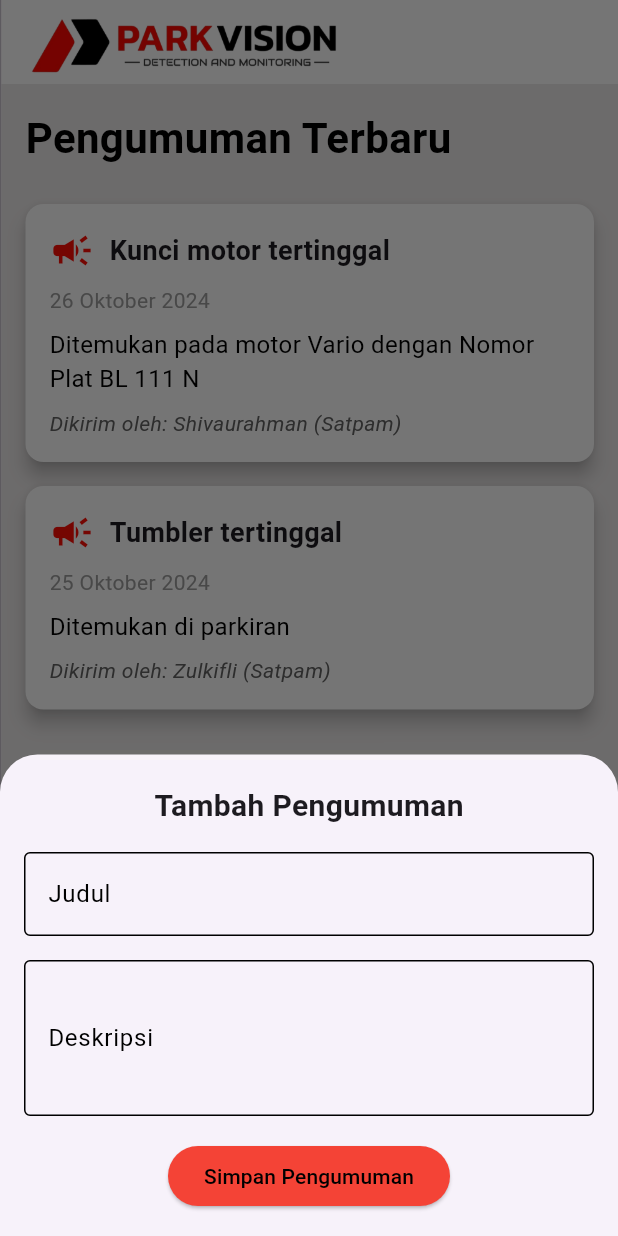
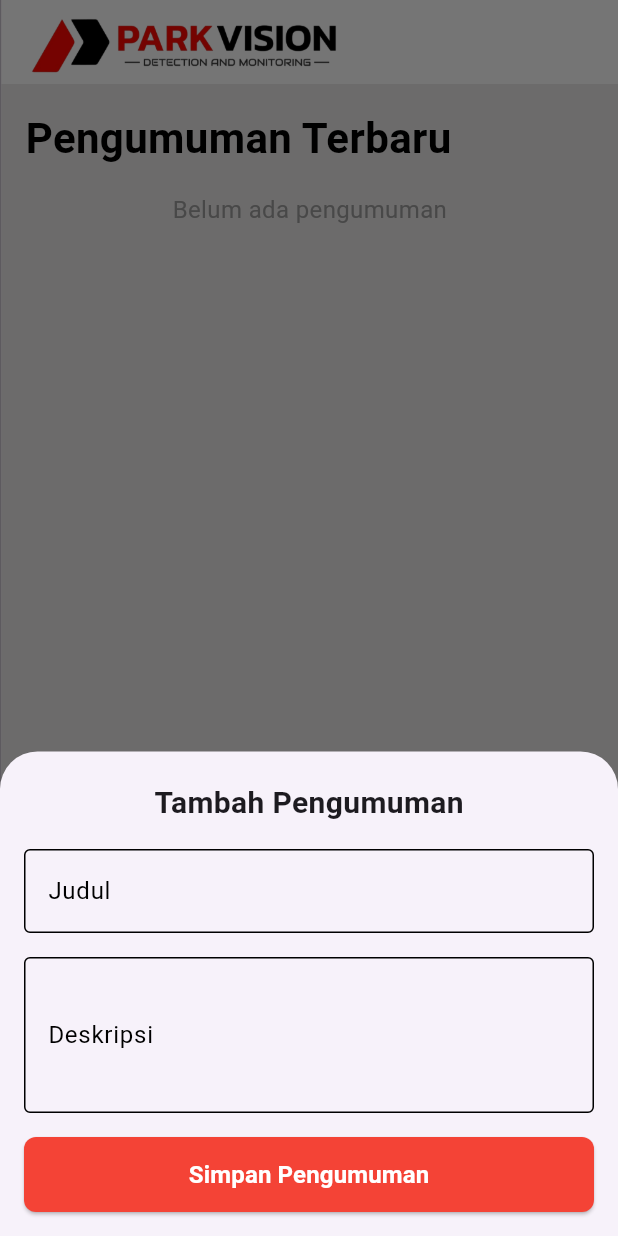
Before and after one commit to MuhammadHeikalFasya/Project-parkvision, a Flutter app: the screen it shows after launch, item 2 of the bottom bar chosen, after a tap on the "add" icon, on a phone screen of 412 x 824 dp. Run offline on Flutter 3.47's test engine with Material 3 defaults, Android fonts, the light colour scheme and no system bars; our stand-ins replace sqflite; accounts and stored records are empty; network calls fail; Roboto replaces fonts that are missing (Arial).

Commit message:
Fitur Announcement

```diff
--- a/lib/announcement.dart
+++ b/lib/announcement.dart
@@ -1,7 +1,28 @@
 import 'package:flutter/material.dart';
+import 'package:parkvision/db__helper.dart';
 
-class AnnouncementPage extends StatelessWidget {
+class AnnouncementPage extends StatefulWidget {
   const AnnouncementPage({super.key});
+
+  @override
+  State<AnnouncementPage> createState() => _AnnouncementPageState();
+}
+
+class _AnnouncementPageState extends State<AnnouncementPage> {
+  List<Announcement> announcements = [];
+
+  @override
+  void initState() {
+    super.initState();
+    _loadAnnouncements();
+  }
+
+  Future<void> _loadAnnouncements() async {
+    final loadedAnnouncements = await DatabaseHelper.instance.getAllAnnouncements();
+    setState(() {
+      announcements = loadedAnnouncements;
+    });
+  }
 
   @override
   Widget build(BuildContext context) {
@@ -21,8 +42,8 @@ class AnnouncementPage extends StatelessWidget {
         color: const Color.fromARGB(255, 236, 233, 233),
         child: ListView(
           padding: const EdgeInsets.all(16.0),
-          children: const [
-            Text(
+          children: [
+            const Text(
               'Pengumuman Terbaru',
               style: TextStyle(
                 fontSize: 28,
@@ -30,28 +51,55 @@ class AnnouncementPage extends StatelessWidget {
                 color: Colors.black,
               ),
             ),
-            SizedBox(height: 16),
-            AnnouncementItem(
-              title: 'Kunci motor tertinggal',
-              date: '26 Oktober 2024',
-              description:
-                  'Ditemukan pada motor Vario dengan Nomor Plat BL 111 N',
-              author: 'Shivaurahman (Satpam)',
+            const SizedBox(height: 16),
+            if (announcements.isEmpty)
+              const Center(
+                child: Text(
+                  'Belum ada pengumuman',
+                  style: TextStyle(
+                    fontSize: 16,
+                    color: Colors.grey,
+                  ),
+                ),
+              )
+            else
+              // Replace the announcements.map section in your AnnouncementPage with this:
+
+...announcements.map((announcement) => AnnouncementItem(
+  id: announcement.id,
+  title: announcement.title,
+  date: announcement.date,
+  description: announcement.description,
+  author: announcement.author,
   icon: Icons.campaign,
+  onDelete: () async {
+    if (announcement.id != null) {
+      try {
+        await DatabaseHelper.instance.deleteAnnouncement(announcement.id!);
+        ScaffoldMessenger.of(context).showSnackBar(
+          const SnackBar(
+            content: Text('Pengumuman berhasil dihapus'),
+            backgroundColor: Colors.green,
           ),
-            AnnouncementItem(
-              title: 'Tumbler tertinggal',
-              date: '25 Oktober 2024',
-              description: 'Ditemukan di parkiran',
-              author: 'Zulkifli (Satpam)',
-              icon: Icons.campaign,
+        );
+        _loadAnnouncements(); // Reload the announcements
+      } catch (e) {
+        ScaffoldMessenger.of(context).showSnackBar(
+          const SnackBar(
+            content: Text('Gagal menghapus pengumuman'),
+            backgroundColor: Colors.red,
           ),
+        );
+      }
+    }
+  },
+)),
           ],
         ),
       ),
       floatingActionButton: FloatingActionButton(
-        onPressed: () {
-          showModalBottomSheet(
+        onPressed: () async {
+          final result = await showModalBottomSheet(
             context: context,
             isScrollControlled: true,
             shape: const RoundedRectangleBorder(
@@ -61,6 +109,9 @@ class AnnouncementPage extends StatelessWidget {
             ),
             builder: (context) => const AddAnnouncementSheet(),
           );
+          if (result == true) {
+            _loadAnnouncements();
+          }
         },
         backgroundColor: Colors.red,
         child: const Icon(Icons.add),
@@ -75,6 +126,8 @@ class AnnouncementItem extends StatelessWidget {
   final String description;
   final String author;
   final IconData icon;
+  final int? id; // Add this
+  final Function? onDelete; // Add this
 
   const AnnouncementItem({
     super.key,
@@ -83,6 +136,8 @@ class AnnouncementItem extends StatelessWidget {
     required this.description,
     required this.author,
     required this.icon,
+    this.id, // Add this
+    this.onDelete, // Add this
   });
 
   @override
@@ -111,6 +166,37 @@ class AnnouncementItem extends StatelessWidget {
                       fontWeight: FontWeight.bold,
                     ),
                   ),
+                ),
+                if (id != null && onDelete != null)
+                  IconButton(
+                    icon: const Icon(Icons.delete, color: Colors.red),
+                    onPressed: () {
+                      showDialog(
+                        context: context,
+                        builder: (BuildContext context) {
+                          return AlertDialog(
+                            title: const Text('Hapus Pengumuman'),
+                            content: const Text('Anda yakin ingin menghapus pengumuman ini?'),
+                            actions: [
+                              TextButton(
+                                child: const Text('Batal'),
+                                onPressed: () => Navigator.of(context).pop(),
+                              ),
+                              TextButton(
+                                child: const Text(
+                                  'Hapus',
+                                  style: TextStyle(color: Colors.red),
+                                ),
+                                onPressed: () {
+                                  Navigator.of(context).pop();
+                                  onDelete!();
+                                },
+                              ),
+                            ],
+                          );
+                        },
+                      );
+                    },
                   ),
               ],
             ),
@@ -146,18 +232,85 @@ class AnnouncementItem extends StatelessWidget {
   }
 }
 
-class AddAnnouncementSheet extends StatelessWidget {
+class AddAnnouncementSheet extends StatefulWidget {
   const AddAnnouncementSheet({super.key});
+
+  @override
+  State<AddAnnouncementSheet> createState() => _AddAnnouncementSheetState();
+}
+
+class _AddAnnouncementSheetState extends State<AddAnnouncementSheet> {
+  final _titleController = TextEditingController();
+  final _descriptionController = TextEditingController();
+  bool _isLoading = false;
+
+  @override
+  void dispose() {
+    _titleController.dispose();
+    _descriptionController.dispose();
+    super.dispose();
+  }
+
+  Future<void> _saveAnnouncement() async {
+    if (_titleController.text.isEmpty || _descriptionController.text.isEmpty) {
+      ScaffoldMessenger.of(context).showSnackBar(
+        const SnackBar(
+          content: Text('Mohon isi semua field'),
+          backgroundColor: Colors.red,
+        ),
+      );
+      return;
+    }
+
+    setState(() {
+      _isLoading = true;
+    });
+
+    try {
+      final announcement = Announcement(
+        title: _titleController.text,
+        description: _descriptionController.text,
+        date: DateTime.now().toString().split(' ')[0],
+        author: 'Admin', // You might want to get this from user session
+      );
+
+      await DatabaseHelper.instance.createAnnouncement(announcement);
+
+      if (mounted) {
+        ScaffoldMessenger.of(context).showSnackBar(
+          const SnackBar(
+            content: Text('Pengumuman berhasil ditambahkan'),
+            backgroundColor: Colors.green,
+          ),
+        );
+        Navigator.pop(context, true);
+      }
+    } catch (e) {
+      if (mounted) {
+        ScaffoldMessenger.of(context).showSnackBar(
+          const SnackBar(
+            content: Text('Gagal menambahkan pengumuman'),
+            backgroundColor: Colors.red,
+          ),
+        );
+      }
+    } finally {
+      if (mounted) {
+        setState(() {
+          _isLoading = false;
+        });
+      }
+    }
+  }
 
   @override
   Widget build(BuildContext context) {
     return SingleChildScrollView(
-      // Sesuaikan tinggi otomatis saat keyboard terbuka
       padding: EdgeInsets.only(
         top: 20,
         left: 16,
         right: 16,
-        bottom: MediaQuery.of(context).viewInsets.bottom,
+        bottom: MediaQuery.of(context).viewInsets.bottom + 16,
       ),
       child: Column(
         mainAxisSize: MainAxisSize.min,
@@ -170,55 +323,60 @@ class AddAnnouncementSheet extends StatelessWidget {
             ),
           ),
           const SizedBox(height: 16),
-          const TextField(
-            decoration: InputDecoration(
+          TextField(
+            controller: _titleController,
+            decoration: const InputDecoration(
               labelText: 'Judul',
-              labelStyle: TextStyle(
-                color: Colors.black, // Warna label
-              ),
+              labelStyle: TextStyle(color: Colors.black),
               enabledBorder: OutlineInputBorder(
-                borderSide: BorderSide(
-                    color: Colors.black, width: 1.0), // Border saat tidak fokus
+                borderSide: BorderSide(color: Colors.black, width: 1.0),
               ),
               focusedBorder: OutlineInputBorder(
-                borderSide: BorderSide(
-                    color: Colors.red, width: 2.0), // Border saat fokus
+                borderSide: BorderSide(color: Colors.red, width: 2.0),
               ),
             ),
           ),
           const SizedBox(height: 16),
-          const TextField(
-            decoration: InputDecoration(
+          TextField(
+            controller: _descriptionController,
+            decoration: const InputDecoration(
               labelText: 'Deskripsi',
-              labelStyle: TextStyle(
-                color: Colors.black, // Warna label
-              ),
+              labelStyle: TextStyle(color: Colors.black),
               enabledBorder: OutlineInputBorder(
-                borderSide: BorderSide(
-                    color: Colors.black, width: 1.0), // Border saat tidak fokus
+                borderSide: BorderSide(color: Colors.black, width: 1.0),
               ),
               focusedBorder: OutlineInputBorder(
-                borderSide: BorderSide(
-                    color: Colors.red, width: 2.0), // Border saat fokus
+                borderSide: BorderSide(color: Colors.red, width: 2.0),
               ),
             ),
             maxLines: 3,
           ),
           const SizedBox(height: 16),
-          ElevatedButton(
+          SizedBox(
+            width: double.infinity,
+            height: 50,
+            child: ElevatedButton(
               style: ElevatedButton.styleFrom(
                 backgroundColor: Colors.red,
+                shape: RoundedRectangleBorder(
+                  borderRadius: BorderRadius.circular(8),
                 ),
-            onPressed: () {
-              Navigator.pop(context);
-            },
-            child: const Text(
+              ),
+              onPressed: _isLoading ? null : _saveAnnouncement,
+              child: _isLoading
+                  ? const CircularProgressIndicator(
+                      valueColor: AlwaysStoppedAnimation<Color>(Colors.white),
+                    )
+                  : const Text(
                       'Simpan Pengumuman',
                       style: TextStyle(
-                  color: Colors.black), // Mengubah warna teks menjadi hitam
+                        color: Colors.white,
+                        fontSize: 16,
+                        fontWeight: FontWeight.bold,
                       ),
                     ),
-          const SizedBox(height: 16),
+            ),
+          ),
         ],
       ),
     );
--- /dev/null
+++ b/lib/db__helper.dart
@@ -0,0 +1,98 @@
+import 'package:sqflite/sqflite.dart';
+import 'package:path/path.dart';
+
+class Announcement {
+  final int? id;
+  final String title;
+  final String description;
+  final String date;
+  final String author;
+
+  Announcement({
+    this.id,
+    required this.title,
+    required this.description,
+    required this.date,
+    required this.author,
+  });
+
+  Map<String, dynamic> toMap() {
+    return {
+      'id': id,
+      'title': title,
+      'description': description,
+      'date': date,
+      'author': author,
+    };
+  }
+
+  static Announcement fromMap(Map<String, dynamic> map) {
+    return Announcement(
+      id: map['id'],
+      title: map['title'],
+      description: map['description'],
+      date: map['date'],
+      author: map['author'],
+    );
+  }
+}
+
+class DatabaseHelper {
+  static final DatabaseHelper instance = DatabaseHelper._init();
+  static Database? _database;
+
+  DatabaseHelper._init();
+
+  Future<Database> get database async {
+    if (_database != null) return _database!;
+    _database = await _initDB('announcements.db');
+    return _database!;
+  }
+
+  Future<Database> _initDB(String filePath) async {
+    final dbPath = await getDatabasesPath();
+    final path = join(dbPath, filePath);
+
+    return await openDatabase(
+      path,
+      version: 1,
+      onCreate: _createDB,
+    );
+  }
+
+  Future _createDB(Database db, int version) async {
+    await db.execute('''
+      CREATE TABLE announcements (
+        id INTEGER PRIMARY KEY AUTOINCREMENT,
+        title TEXT NOT NULL,
+        description TEXT NOT NULL,
+        date TEXT NOT NULL,
+        author TEXT NOT NULL
+      )
+    ''');
+  }
+
+  Future<int> createAnnouncement(Announcement announcement) async {
+    final db = await instance.database;
+    return await db.insert('announcements', announcement.toMap());
+  }
+
+  Future<List<Announcement>> getAllAnnouncements() async {
+    final db = await instance.database;
+    final List<Map<String, dynamic>> maps = await db.query(
+      'announcements',
+      orderBy: 'id DESC',
+    );
+
+    return List.generate(maps.length, (i) => Announcement.fromMap(maps[i]));
+  }
+
+  Future<int> deleteAnnouncement(int id) async {
+  final db = await instance.database;
+  return await db.delete(
+    'announcements',
+    where: 'id = ?',
+    whereArgs: [id],
+  );
+}
+}
--- a/lib/main.dart
+++ b/lib/main.dart
@@ -12,6 +12,7 @@ class Parkvision extends StatelessWidget {
   Widget build(BuildContext context) {
     return MaterialApp(
       title: 'Flutter Demo',
+      debugShowCheckedModeBanner: false,
       theme: ThemeData(
         primarySwatch: Colors.blue,
       ),
--- a/pubspec.yaml
+++ b/pubspec.yaml
@@ -37,6 +37,8 @@ dependencies:
   cupertino_icons: ^1.0.8
   video_player: ^2.9.2
   http: ^1.2.2
+  sqflite: ^2.4.1
+  path: ^1.9.0
 
 dev_dependencies:
   flutter_test:
```
Also changed, not shown: pubspec.lock, 1 other file. Lines whose indentation alone changed are shown as unchanged.
